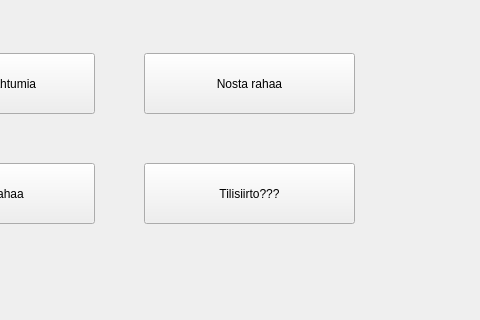
Above: bankautomat/menu.ui from tvt21kmo-bank-project/group_8 before the change; both pictures show x 436 to 916 and y 307 to 627 of the 916 by 627 pixel window. Below: the same form after it.
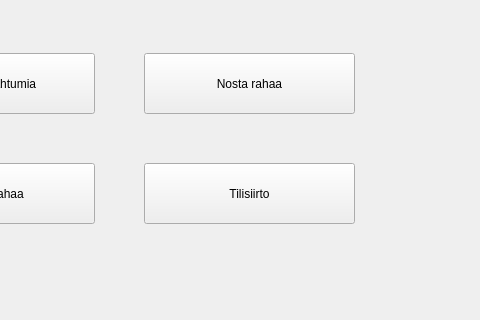
That is the form after the change.

```diff
--- a/bankautomat/menu.ui
+++ b/bankautomat/menu.ui
@@ -163,7 +163,7 @@
     </rect>
    </property>
    <property name="text">
-    <string>Tilisiirto???</string>
+    <string>Tilisiirto</string>
    </property>
   </widget>
  </widget>
```
